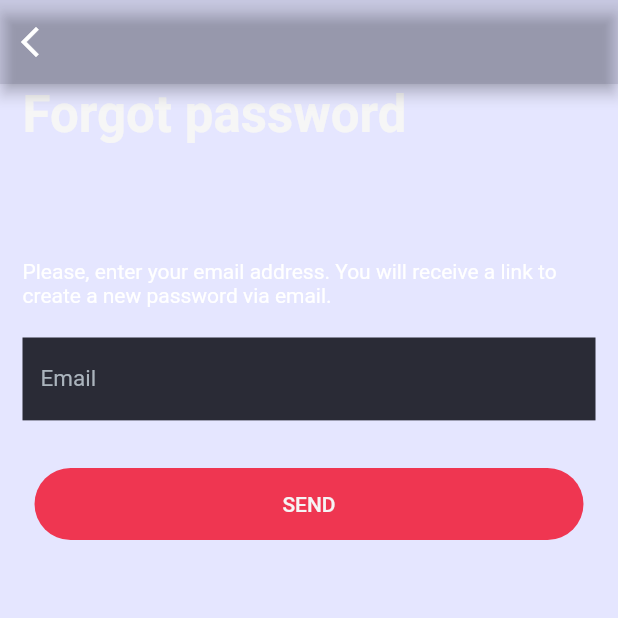
After one commit to aisivan36/ui_ecommerce, a Flutter app: the ForgotPage screen opened by its route, on a phone screen of 412 x 824 dp, the top half of it. The commit adds this screen. Run offline on Flutter 3.47's test engine with Material 2 defaults, Android fonts, the phone set to English and light mode, and no system bars; network calls fail.

Commit message:
that's it today

```diff
--- /dev/null
+++ b/lib/screens/forgot.dart
@@ -0,0 +1,142 @@
+import 'package:flutter/material.dart';
+import 'package:ui_ecommerce/widgets/form_sign.dart';
+
+class ForgotPage extends StatefulWidget {
+  const ForgotPage({super.key});
+
+  static const String routeName = '/forgot';
+
+  @override
+  State<ForgotPage> createState() => _ForgotPageState();
+}
+
+class _ForgotPageState extends State<ForgotPage> {
+  TextEditingController email = TextEditingController();
+
+  bool emailLogo = false;
+
+  final _formKey = GlobalKey<FormState>();
+
+  @override
+  void dispose() {
+    email.dispose();
+    super.dispose();
+  }
+
+  @override
+  Widget build(BuildContext context) {
+    return Scaffold(
+      appBar: AppBar(
+        leading: IconButton(
+          onPressed: () {
+            Navigator.pop(context);
+          },
+          icon: const Icon(Icons.arrow_back_ios_new),
+        ),
+        leadingWidth: 20.0,
+      ),
+      body: SingleChildScrollView(
+        child: SizedBox(
+          // color: Colors.amber,
+          height: MediaQuery.of(context).size.height - 95,
+          child: Column(
+            mainAxisAlignment: MainAxisAlignment.spaceBetween,
+            crossAxisAlignment: CrossAxisAlignment.start,
+            // shrinkWrap: true,
+            children: [
+              Expanded(
+                child: Padding(
+                  padding: const EdgeInsets.symmetric(horizontal: 15.0),
+                  child: Form(
+                    key: _formKey,
+                    child: Column(
+                      crossAxisAlignment: CrossAxisAlignment.start,
+                      children: [
+                        const Text(
+                          'Forgot password',
+                          style: TextStyle(
+                            color: Color(0xfff6f6f6),
+                            fontWeight: FontWeight.w700,
+                            fontSize: 34,
+                          ),
+                        ),
+                        const SizedBox(height: 77.0),
+                        const Text(
+                            'Please, enter your email address. You will receive a link to create a new password via email.'),
+                        const SizedBox(height: 20.0),
+                        FormSign(
+                          labelText: 'Email',
+                          controller: email,
+                          isForm: emailLogo,
+                          onChanged: (value) {
+                            if (value!.isNotEmpty &&
+                                value.contains('@') &&
+                                value.contains('.')) {
+                              emailLogo = true;
+                              setState(() {});
+                            }
+                          },
+                          validator: (value) {
+                            if (value!.isNotEmpty &&
+                                !value.contains('@') &&
+                                !value.contains('.')) {
+                              return "Please enter valid Email";
+                            } else if (value.isEmpty) {
+                              return 'Email is empty';
+                            } else {
+                              return null;
+                            }
+                          },
+                        ),
+                        const SizedBox(
+                          height: 15.0,
+                        ),
+                        TextButton(
+                          onPressed: () {
+                            // print(_formKey.currentState!.validate());
+                            // print(email.text);
+                            if (email.text.isNotEmpty) {
+                              if (_formKey.currentState!.validate()) {
+                                ScaffoldMessenger.of(context)
+                                    .showSnackBar(const SnackBar(
+                                        content: Text(
+                                  'Please Check your email',
+                                  style: TextStyle(
+                                    color: Colors.black,
+                                    fontSize: 20,
+                                  ),
+                                )));
+                              }
+                            }
+                          },
+                          child: Container(
+                            height: 48,
+                            decoration: BoxDecoration(
+                              borderRadius: BorderRadius.circular(25),
+                              color: const Color(0xffef3651),
+                            ),
+                            child: Center(
+                              child: Text(
+                                'Send'.toUpperCase(),
+                                style: const TextStyle(
+                                  color: Color(0xfff5f5f5),
+                                  fontSize: 14,
+                                  // fontFamily: "Metropolis",
+                                  fontWeight: FontWeight.w500,
+                                ),
+                              ),
+                            ),
+                          ),
+                        ),
+                      ],
+                    ),
+                  ),
+                ),
+              ),
+            ],
+          ),
+        ),
+      ),
+    );
+  }
+}
--- /dev/null
+++ b/lib/utils/route_observer.dart
@@ -0,0 +1,3 @@
+import 'package:flutter/cupertino.dart';
+
+final RouteObserver<ModalRoute> routeObserver = RouteObserver<ModalRoute>();
--- a/lib/widgets/form_sign.dart
+++ b/lib/widgets/form_sign.dart
@@ -8,11 +8,15 @@ class FormSign extends StatelessWidget {
     required this.onChanged,
     required this.isForm,
     this.isPasswordForm = false,
+    this.onTap,
+    this.validator,
   });
 
   final TextEditingController controller;
 
-  final String Function(String? value)? onChanged;
+  final void Function(String? value)? onChanged;
+  final String? Function(String? value)? validator;
+  final void Function()? onTap;
 
   final bool isForm;
   final String labelText;
@@ -27,6 +31,8 @@ class FormSign extends StatelessWidget {
       child: TextFormField(
         controller: controller,
         onChanged: onChanged,
+        onTap: onTap,
+        validator: validator,
         obscureText: isPasswordForm,
         style: const TextStyle(
           color: Colors.white,
```
Also changed, not shown: lib/main.dart (+27 -0 lines), lib/screens/login.dart (+19 -10 lines), lib/screens/signup.dart (+31 -5 lines).
